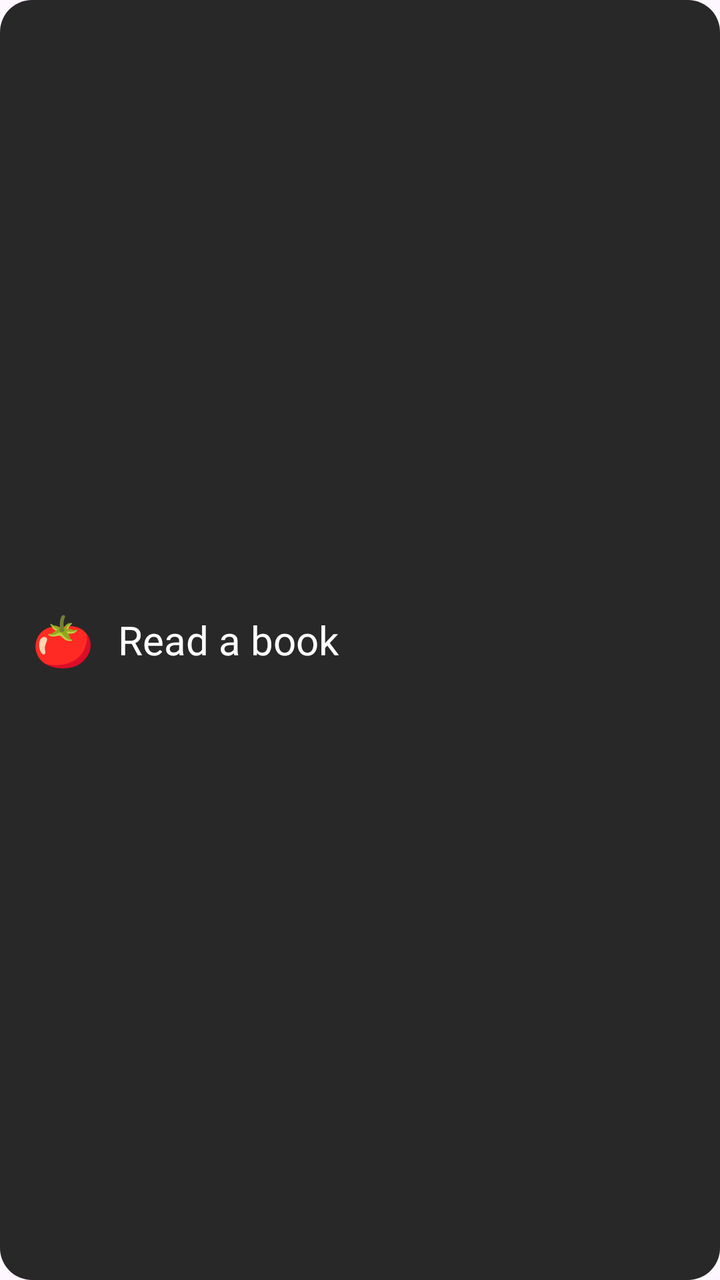
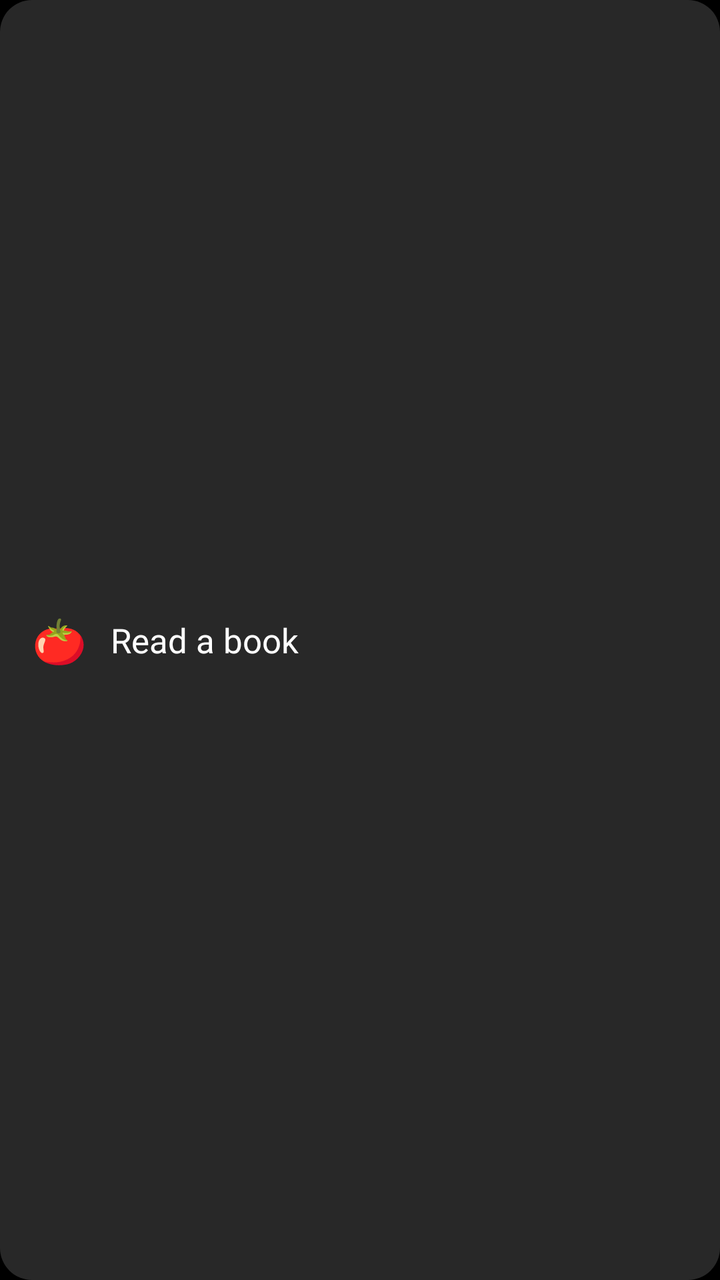

Compare the two renders of this Android layout. The source of the first and the diff that turns it into the second are given below.
<!-- AndroidManifest.xml: application theme Theme.Habits -->
<!-- res/layout/item_habit.xml -->
<?xml version="1.0" encoding="utf-8"?>
<LinearLayout xmlns:android="http://schemas.android.com/apk/res/android"
    android:id="@+id/habit_item_layout"
    android:layout_width="match_parent"
    android:layout_height="wrap_content"
    android:background="@drawable/habit_item_bg"
    android:clickable="true"
    android:focusable="true"
    android:gravity="center_vertical"
    android:orientation="horizontal"
    android:paddingVertical="12dp"
    android:layout_marginBottom="10dp"
    android:paddingHorizontal="16dp">

    <TextView
        android:id="@+id/habit_emoji"
        android:layout_width="wrap_content"
        android:layout_height="wrap_content"
        android:fontFamily="@font/google_sans_regular"
        android:text="🍅"
        android:textSize="25sp" />

    <TextView
        android:id="@+id/habit_name"
        android:layout_width="wrap_content"
        android:layout_height="wrap_content"
        android:layout_marginStart="12dp"
        android:text="Read a book"
        android:fontFamily="@font/google_sans_regular"
        android:textColor="@color/white"
        android:textSize="20sp" />

</LinearLayout>
<!-- resources referenced by this layout -->
<resources>
  <color name="white">#FFFFFFFF</color>
  <!-- drawable habit_item_bg (drawable) -->
  <?xml version="1.0" encoding="utf-8"?>
  <shape xmlns:android="http://schemas.android.com/apk/res/android">
      <solid android:color="#282828" />
      <corners android:radius="16dp" />
  </shape>
  <style name="Theme.Habits" parent="Base.Theme.Habits" />
  <style name="Base.Theme.Habits" parent="Theme.Material3.DayNight.NoActionBar">
          
          
          <item name="materialCardViewStyle">@style/Widget.Momentum.Card</item>
      </style>
  <style name="Widget.Momentum.Card" parent="Widget.Material3.CardView.Elevated">
          <item name="cardBackgroundColor">#FFFFFFFF</item>
          <item name="cardElevation">2dp</item>
      </style>
</resources>

<!-- the commit's change to res/layout/item_habit.xml (unified diff, before → after) -->
@@ -3,14 +3,15 @@
     android:id="@+id/habit_item_layout"
     android:layout_width="match_parent"
     android:layout_height="wrap_content"
+    android:layout_marginBottom="10dp"
     android:background="@drawable/habit_item_bg"
     android:clickable="true"
     android:focusable="true"
+    android:foreground="?attr/selectableItemBackground"
     android:gravity="center_vertical"
     android:orientation="horizontal"
-    android:paddingVertical="12dp"
-    android:layout_marginBottom="10dp"
-    android:paddingHorizontal="16dp">
+    android:paddingHorizontal="16dp"
+    android:paddingVertical="14dp">
 
     <TextView
         android:id="@+id/habit_emoji"
@@ -18,16 +19,19 @@
         android:layout_height="wrap_content"
         android:fontFamily="@font/google_sans_regular"
         android:text="🍅"
-        android:textSize="25sp" />
+        android:textSize="22sp" />
 
     <TextView
         android:id="@+id/habit_name"
-        android:layout_width="wrap_content"
+        android:layout_width="0dp"
         android:layout_height="wrap_content"
         android:layout_marginStart="12dp"
+        android:layout_weight="1"
+        android:ellipsize="end"
+        android:fontFamily="@font/google_sans_regular"
+        android:maxLines="1"
         android:text="Read a book"
-        android:fontFamily="@font/google_sans_regular"
         android:textColor="@color/white"
-        android:textSize="20sp" />
+        android:textSize="17sp" />
 
 </LinearLayout>
<!-- resource entries referenced after the edit -->
@@ -4,18 +4,44 @@
   <!-- drawable habit_item_bg (drawable) -->
   <?xml version="1.0" encoding="utf-8"?>
   <shape xmlns:android="http://schemas.android.com/apk/res/android">
-      <solid android:color="#282828" />
+      <solid android:color="@color/surface_row" />
       <corners android:radius="16dp" />
   </shape>
   <style name="Theme.Habits" parent="Base.Theme.Habits" />
+  <color name="surface_row">#282828</color>
   <style name="Base.Theme.Habits" parent="Theme.Material3.DayNight.NoActionBar">
           
+          <item name="colorPrimary">@color/streak_yellow</item>
+          <item name="colorOnPrimary">@color/black</item>
+          <item name="colorSecondary">@color/streak_yellow</item>
+          <item name="colorOnSecondary">@color/black</item>
+  
           
+          <item name="android:colorBackground">@color/black</item>
+          
+          <item name="android:windowBackground">@color/black</item>
+          <item name="colorSurface">@color/dark_grey</item>
+          <item name="colorOnSurface">@color/white</item>
+          <item name="colorSurfaceVariant">@color/surface_row</item>
+          <item name="colorOnSurfaceVariant">@color/secondary_text</item>
+          <item name="colorOutline">@color/outline</item>
+  
+          
+          <item name="colorSurfaceContainerLow">@color/surface_row</item>
+          <item name="colorSurfaceContainer">@color/surface_row</item>
+          <item name="colorSurfaceContainerHigh">@color/dark_grey</item>
+          <item name="colorSurfaceContainerHighest">@color/dark_grey</item>
+  
           <item name="materialCardViewStyle">@style/Widget.Momentum.Card</item>
       </style>
+  <color name="streak_yellow">#FFF4B2</color>
+  <color name="black">#FF000000</color>
+  <color name="dark_grey">#313131</color>
+  <color name="secondary_text">#ABABAB</color>
+  <color name="outline">#3A3A3A</color>
   <style name="Widget.Momentum.Card" parent="Widget.Material3.CardView.Elevated">
-          <item name="cardBackgroundColor">#FFFFFFFF</item>
-          <item name="cardElevation">2dp</item>
+          <item name="cardBackgroundColor">@color/dark_grey</item>
+          <item name="cardElevation">0dp</item>
       </style>
 </resources>
 
